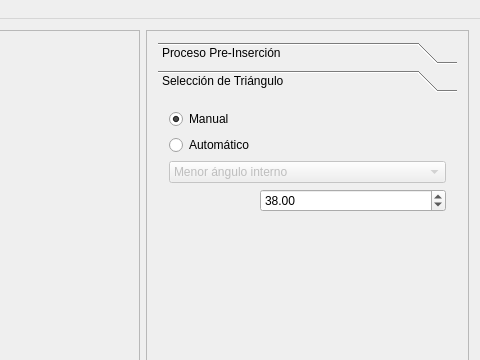
This is gui/forms/MainWindow.ui in afaundez/mesh-suite as Qt 5 draws it before an edit; both pictures show x 581 to 1061 and y 0 to 360 of the 1061 by 662 pixel window. The edited form follows.
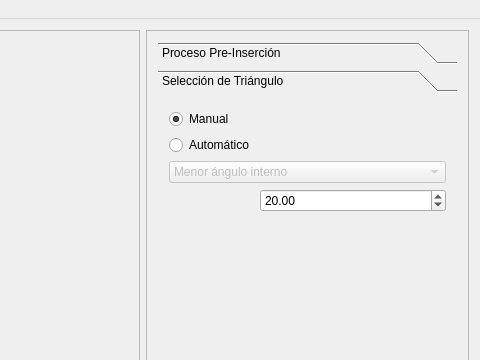
This is the edited form. The open tabs and pages were chosen to show the change.

```diff
--- a/gui/forms/MainWindow.ui
+++ b/gui/forms/MainWindow.ui
@@ -111,7 +111,7 @@
             <x>0</x>
             <y>0</y>
             <width>315</width>
-            <height>132</height>
+            <height>432</height>
            </rect>
           </property>
           <attribute name="label">
@@ -160,7 +160,7 @@
            <item row="4" column="1">
             <widget class="QDoubleSpinBox" name="automaticTriangleSelectionDoubleSpinBox">
              <property name="value">
-              <double>38.000000000000000</double>
+              <double>20.000000000000000</double>
              </property>
             </widget>
            </item>
```
Left out of the diff: 9 changed lines with no effect on the pictures.
